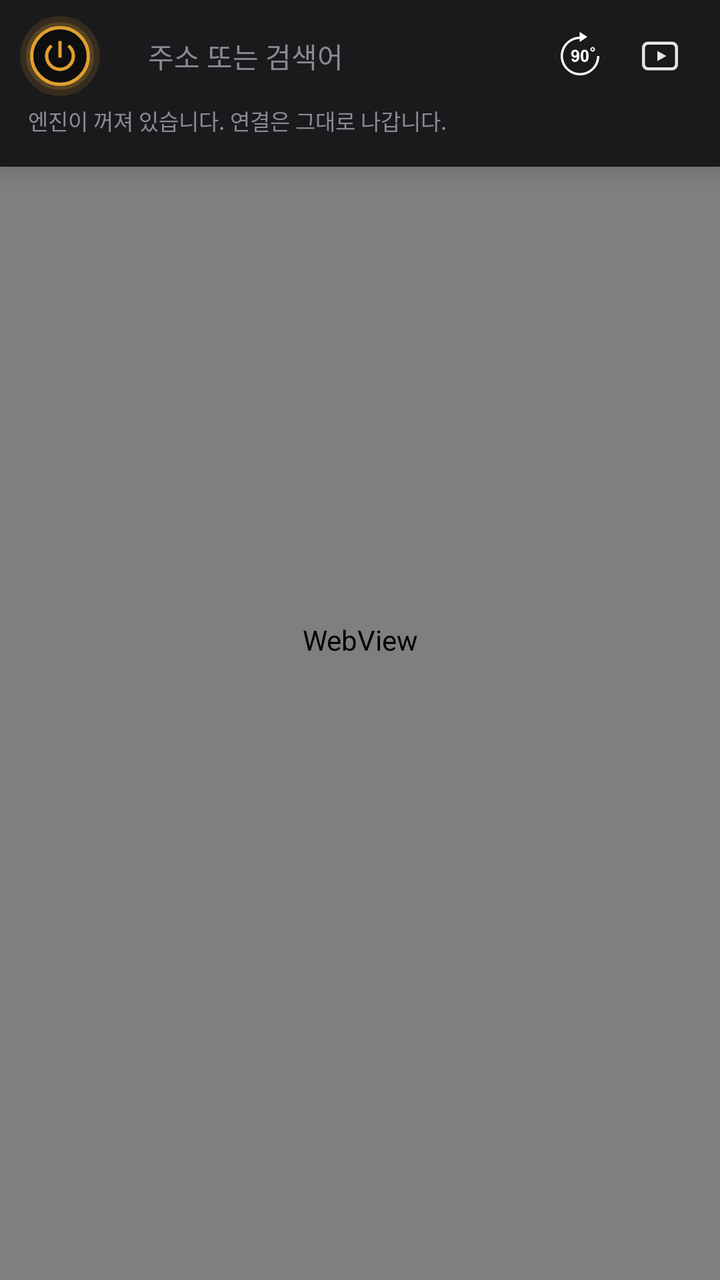
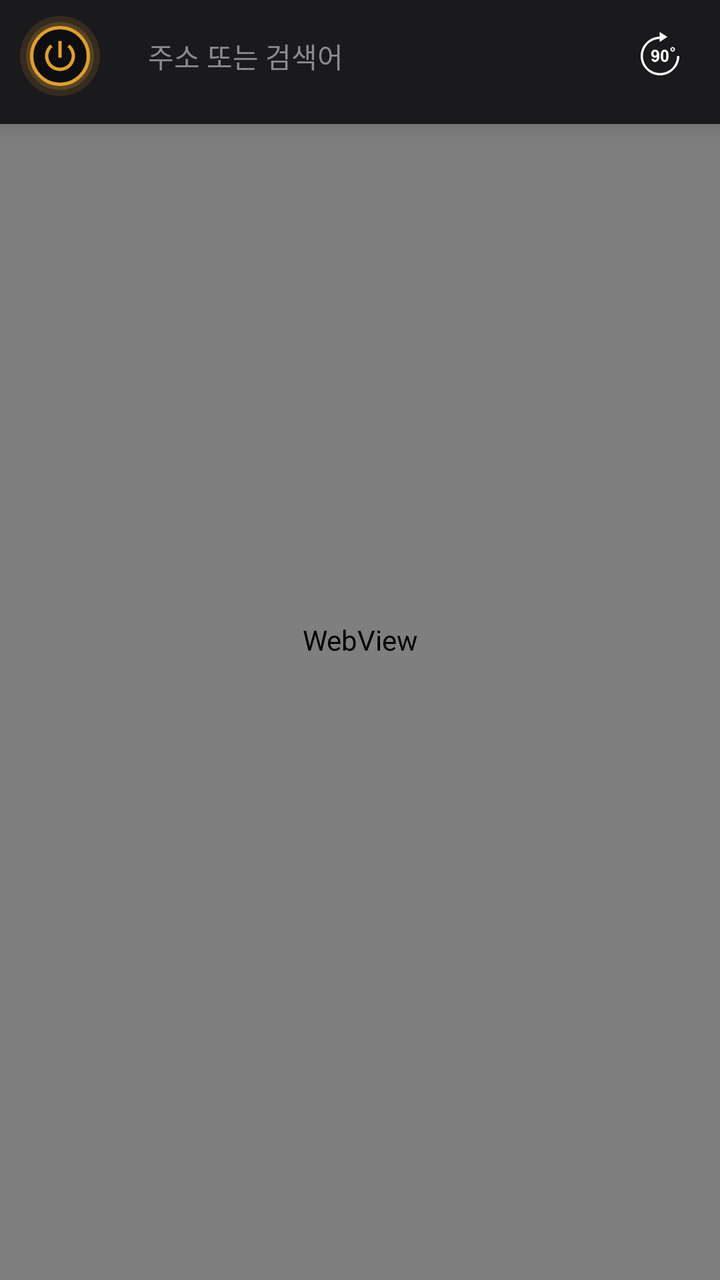

The first picture is an Android layout as it rendered before a commit; the second is the same layout after the commit. The layout source and the unified diff follow.
<!-- AndroidManifest.xml: fallback theme Theme.MaterialComponents.DayNight.NoActionBar -->
<!-- res/layout/activity_browser.xml -->
<?xml version="1.0" encoding="utf-8"?>
<FrameLayout xmlns:android="http://schemas.android.com/apk/res/android"
    android:id="@+id/root"
    android:layout_width="match_parent"
    android:layout_height="match_parent"
    android:background="@color/surface">

    <FrameLayout
        android:id="@+id/shell"
        android:layout_width="match_parent"
        android:layout_height="match_parent">

        <WebView
            android:id="@+id/web"
            android:layout_width="match_parent"
            android:layout_height="match_parent"
            android:background="@color/surface" />

        
        <ImageView
            android:id="@+id/pull"
            android:layout_width="36dp"
            android:layout_height="36dp"
            android:layout_gravity="top|center_horizontal"
            android:background="@drawable/pull_backdrop"
            android:src="@drawable/ic_refresh"
            android:tint="@color/accent"
            android:scaleType="fitCenter"
            android:padding="9dp"
            android:elevation="6dp"
            android:visibility="gone"
            android:contentDescription="@string/menu_reload" />

        
        
        <LinearLayout
            android:id="@+id/bar"
            android:layout_width="match_parent"
            android:layout_height="wrap_content"
            android:orientation="vertical"
            android:background="@color/chrome"
            android:elevation="8dp">

            <LinearLayout
                android:layout_width="match_parent"
                android:layout_height="wrap_content"
                android:orientation="horizontal"
                android:gravity="center_vertical"
                android:paddingTop="8dp"
                android:paddingBottom="4dp"
                android:paddingHorizontal="10dp">

                
                
                <ImageButton
                    android:id="@+id/power"
                    android:layout_width="40dp"
                    android:layout_height="40dp"
                    android:background="@drawable/power_backdrop"
                    android:src="@drawable/ic_power"
                    android:scaleType="fitCenter"
                    android:padding="10dp"
                    android:contentDescription="@string/on" />

                <EditText
                    android:id="@+id/url"
                    android:layout_width="0dp"
                    android:layout_height="38dp"
                    android:layout_weight="1"
                    android:layout_marginStart="10dp"
                    android:background="@drawable/field"
                    android:paddingHorizontal="14dp"
                    android:hint="@string/url_hint"
                    android:imeOptions="actionGo"
                    android:inputType="textUri"
                    android:maxLines="1"
                    android:textSize="14sp"
                    android:textColor="@color/on_surface"
                    android:textColorHint="@color/muted"
                    android:importantForAutofill="no" />

                
                
                <ImageButton
                    android:id="@+id/rotate"
                    android:layout_width="40dp"
                    android:layout_height="40dp"
                    android:background="?attr/selectableItemBackgroundBorderless"
                    android:src="@drawable/ic_rotate"
                    android:scaleType="fitCenter"
                    android:padding="8dp"
                    android:contentDescription="@string/rotate_screen" />

                <ImageButton
                    android:id="@+id/openLibrary"
                    android:layout_width="40dp"
                    android:layout_height="40dp"
                    android:background="?attr/selectableItemBackgroundBorderless"
                    android:src="@drawable/ic_library"
                    android:scaleType="fitCenter"
                    android:padding="9dp"
                    android:contentDescription="@string/library_open" />

            </LinearLayout>

            
            <LinearLayout
                android:layout_width="match_parent"
                android:layout_height="wrap_content"
                android:orientation="horizontal"
                android:gravity="center_vertical"
                android:paddingHorizontal="14dp"
                android:paddingBottom="5dp">

                <TextView
                    android:id="@+id/status"
                    android:layout_width="0dp"
                    android:layout_height="wrap_content"
                    android:layout_weight="1"
                    android:textSize="11sp"
                    android:textColor="@color/muted"
                    android:maxLines="1"
                    android:ellipsize="end"
                    android:text="@string/status_idle" />

            </LinearLayout>

            
            <View
                android:id="@+id/downloadDivider"
                android:layout_width="match_parent"
                android:layout_height="1dp"
                android:layout_marginHorizontal="14dp"
                android:background="@color/divider"
                android:visibility="gone" />

            <LinearLayout
                android:id="@+id/downloads"
                android:layout_width="match_parent"
                android:layout_height="wrap_content"
                android:orientation="vertical"
                android:paddingHorizontal="14dp"
                android:paddingTop="6dp"
                android:paddingBottom="4dp" />
        </LinearLayout>

        <ProgressBar
            android:id="@+id/progress"
            style="?android:attr/progressBarStyleHorizontal"
            android:layout_width="match_parent"
            android:layout_height="2dp"
            android:max="100"
            android:visibility="invisible" />
    </FrameLayout>

    
    <FrameLayout
        android:id="@+id/fullscreen"
        android:layout_width="match_parent"
        android:layout_height="match_parent"
        android:background="#000000"
        android:visibility="gone" />
</FrameLayout>
<!-- resources referenced by this layout -->
<resources>
  <color name="accent">#E0A030</color>
  <color name="chrome">#1A1A1D</color>
  <color name="divider">#2E2E34</color>
  <color name="muted">#8A8A90</color>
  <color name="on_surface">#E8E6E3</color>
  <color name="surface">#0E0E10</color>
  <!-- drawable field (drawable) -->
  <?xml version="1.0" encoding="utf-8"?>
  <shape xmlns:android="http://schemas.android.com/apk/res/android"
      android:shape="rectangle">
      <corners android:radius="@dimen/r_xl" />
      <solid android:color="?attr/colorSurfaceVariant" />
  </shape>
  <!-- drawable ic_library (drawable) -->
  <?xml version="1.0" encoding="utf-8"?>
  <vector xmlns:android="http://schemas.android.com/apk/res/android"
      android:width="24dp"
      android:height="24dp"
      android:viewportWidth="24"
      android:viewportHeight="24"
      android:tint="@color/on_surface">
      <path
          android:strokeColor="#FFFFFF"
          android:strokeWidth="1.7"
          android:fillColor="#00000000"
          android:pathData="M5.5,5 L18.5,5 A2.5,2.5 0 0 1 21,7.5 L21,16.5 A2.5,2.5 0 0 1 18.5,19 L5.5,19 A2.5,2.5 0 0 1 3,16.5 L3,7.5 A2.5,2.5 0 0 1 5.5,5 Z" />
      <path
          android:fillColor="#FFFFFF"
          android:pathData="M10.5,9.2 L15.5,12 L10.5,14.8 Z" />
  </vector>
  <!-- drawable ic_power (drawable) -->
  <?xml version="1.0" encoding="utf-8"?>
  <vector xmlns:android="http://schemas.android.com/apk/res/android"
      android:width="24dp"
      android:height="24dp"
      android:viewportWidth="24"
      android:viewportHeight="24"
      android:tint="@color/accent">
      <path
          android:fillColor="#FFFFFF"
          android:pathData="M13,3h-2v10h2V3z M17.83,5.17l-1.42,1.42C17.99,7.86 19,9.81 19,12c0,3.87 -3.13,7 -7,7s-7,-3.13 -7,-7c0,-2.19 1.01,-4.14 2.58,-5.42L6.17,5.17C4.23,6.82 3,9.26 3,12c0,4.97 4.03,9 9,9s9,-4.03 9,-9C21,9.26 19.77,6.82 17.83,5.17z" />
  </vector>
  <!-- drawable ic_refresh (drawable) -->
  <?xml version="1.0" encoding="utf-8"?>
  <vector xmlns:android="http://schemas.android.com/apk/res/android"
      android:width="24dp"
      android:height="24dp"
      android:viewportWidth="24"
      android:viewportHeight="24"
      android:tint="@color/on_surface">
      <path
          android:fillColor="#FFFFFF"
          android:pathData="M17.65,6.35C16.2,4.9 14.21,4 12,4c-4.42,0 -7.99,3.58 -8,8s3.58,8 8,8c3.73,0 6.84,-2.55 7.73,-6h-2.08c-0.82,2.33 -3.04,4 -5.65,4c-3.31,0 -6,-2.69 -6,-6s2.69,-6 6,-6c1.66,0 3.14,0.69 4.22,1.78L13,11h7V4L17.65,6.35z" />
  </vector>
  <!-- drawable ic_rotate: png bitmap (drawable-hdpi, 1038 bytes) -->
  <!-- drawable power_backdrop (drawable) -->
  <?xml version="1.0" encoding="utf-8"?>
  <layer-list xmlns:android="http://schemas.android.com/apk/res/android">
      <item>
          <shape android:shape="oval">
              <solid android:color="#22E0A030" />
          </shape>
      </item>
      <item android:left="3dp" android:top="3dp" android:right="3dp" android:bottom="3dp">
          <shape android:shape="oval">
              <solid android:color="#33E0A030" />
          </shape>
      </item>
      <item android:left="5dp" android:top="5dp" android:right="5dp" android:bottom="5dp">
          <shape android:shape="oval">
              <solid android:color="@color/surface" />
              <stroke android:width="1.5dp" android:color="@color/accent" />
          </shape>
      </item>
  </layer-list>
  <!-- drawable pull_backdrop (drawable) -->
  <?xml version="1.0" encoding="utf-8"?>
  <layer-list xmlns:android="http://schemas.android.com/apk/res/android">
      <item>
          <shape android:shape="oval">
              <solid android:color="@color/chrome" />
              <stroke android:width="1dp" android:color="@color/divider" />
          </shape>
      </item>
  </layer-list>
  <string name="library_open">오프라인 보관함</string>
  <string name="menu_reload">새로고침</string>
  <string name="on">켜짐</string>
  <string name="rotate_screen">화면 회전</string>
  <string name="status_idle">엔진이 꺼져 있습니다. 연결은 그대로 나갑니다.</string>
  <string name="url_hint">주소 또는 검색어</string>
  <dimen name="r_xl">20dp</dimen>
</resources>

<!-- the commit's change to res/layout/activity_browser.xml (unified diff, before → after) -->
@@ -80,7 +80,6 @@
                     android:importantForAutofill="no" />
 
                 
-                
                 <ImageButton
                     android:id="@+id/rotate"
                     android:layout_width="40dp"
@@ -91,37 +90,7 @@
                     android:padding="8dp"
                     android:contentDescription="@string/rotate_screen" />
 
-                <ImageButton
-                    android:id="@+id/openLibrary"
-                    android:layout_width="40dp"
-                    android:layout_height="40dp"
-                    android:background="?attr/selectableItemBackgroundBorderless"
-                    android:src="@drawable/ic_library"
-                    android:scaleType="fitCenter"
-                    android:padding="9dp"
-                    android:contentDescription="@string/library_open" />
-
-            </LinearLayout>
-
-            
-            <LinearLayout
-                android:layout_width="match_parent"
-                android:layout_height="wrap_content"
-                android:orientation="horizontal"
-                android:gravity="center_vertical"
-                android:paddingHorizontal="14dp"
-                android:paddingBottom="5dp">
-
-                <TextView
-                    android:id="@+id/status"
-                    android:layout_width="0dp"
-                    android:layout_height="wrap_content"
-                    android:layout_weight="1"
-                    android:textSize="11sp"
-                    android:textColor="@color/muted"
-                    android:maxLines="1"
-                    android:ellipsize="end"
-                    android:text="@string/status_idle" />
+                
 
             </LinearLayout>
 
<!-- resource entries referenced after the edit -->
@@ -13,23 +13,6 @@
       <corners android:radius="@dimen/r_xl" />
       <solid android:color="?attr/colorSurfaceVariant" />
   </shape>
-  <!-- drawable ic_library (drawable) -->
-  <?xml version="1.0" encoding="utf-8"?>
-  <vector xmlns:android="http://schemas.android.com/apk/res/android"
-      android:width="24dp"
-      android:height="24dp"
-      android:viewportWidth="24"
-      android:viewportHeight="24"
-      android:tint="@color/on_surface">
-      <path
-          android:strokeColor="#FFFFFF"
-          android:strokeWidth="1.7"
-          android:fillColor="#00000000"
-          android:pathData="M5.5,5 L18.5,5 A2.5,2.5 0 0 1 21,7.5 L21,16.5 A2.5,2.5 0 0 1 18.5,19 L5.5,19 A2.5,2.5 0 0 1 3,16.5 L3,7.5 A2.5,2.5 0 0 1 5.5,5 Z" />
-      <path
-          android:fillColor="#FFFFFF"
-          android:pathData="M10.5,9.2 L15.5,12 L10.5,14.8 Z" />
-  </vector>
   <!-- drawable ic_power (drawable) -->
   <?xml version="1.0" encoding="utf-8"?>
   <vector xmlns:android="http://schemas.android.com/apk/res/android"
@@ -85,11 +68,9 @@
           </shape>
       </item>
   </layer-list>
-  <string name="library_open">오프라인 보관함</string>
   <string name="menu_reload">새로고침</string>
   <string name="on">켜짐</string>
   <string name="rotate_screen">화면 회전</string>
-  <string name="status_idle">엔진이 꺼져 있습니다. 연결은 그대로 나갑니다.</string>
   <string name="url_hint">주소 또는 검색어</string>
   <dimen name="r_xl">20dp</dimen>
 </resources>
